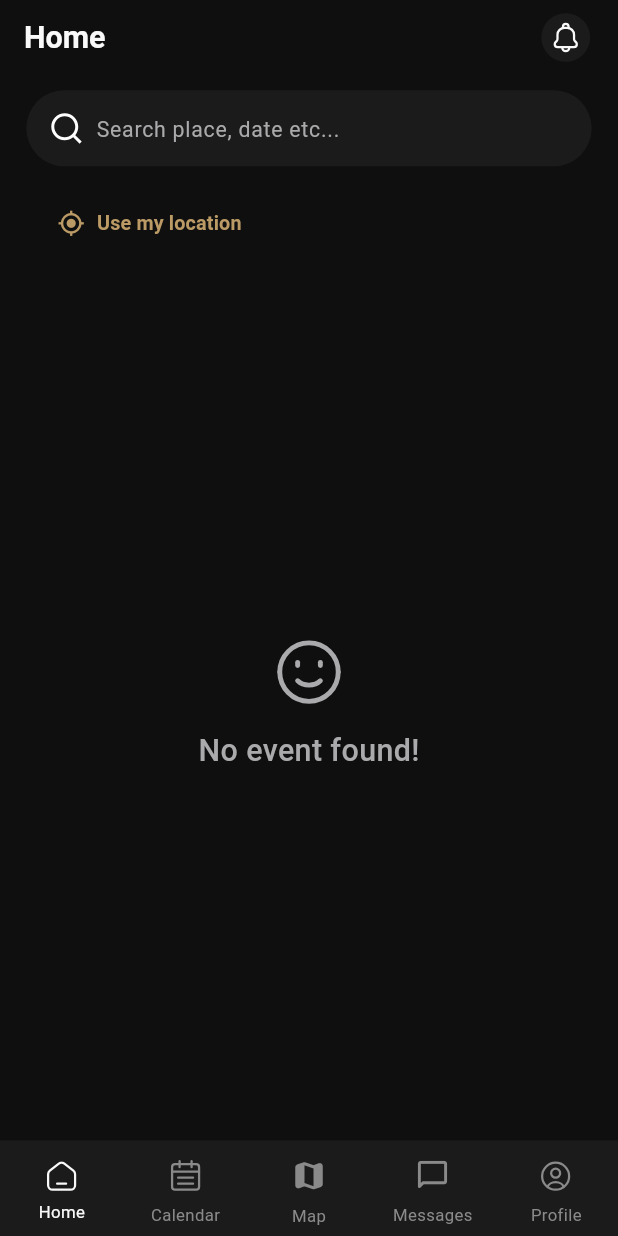
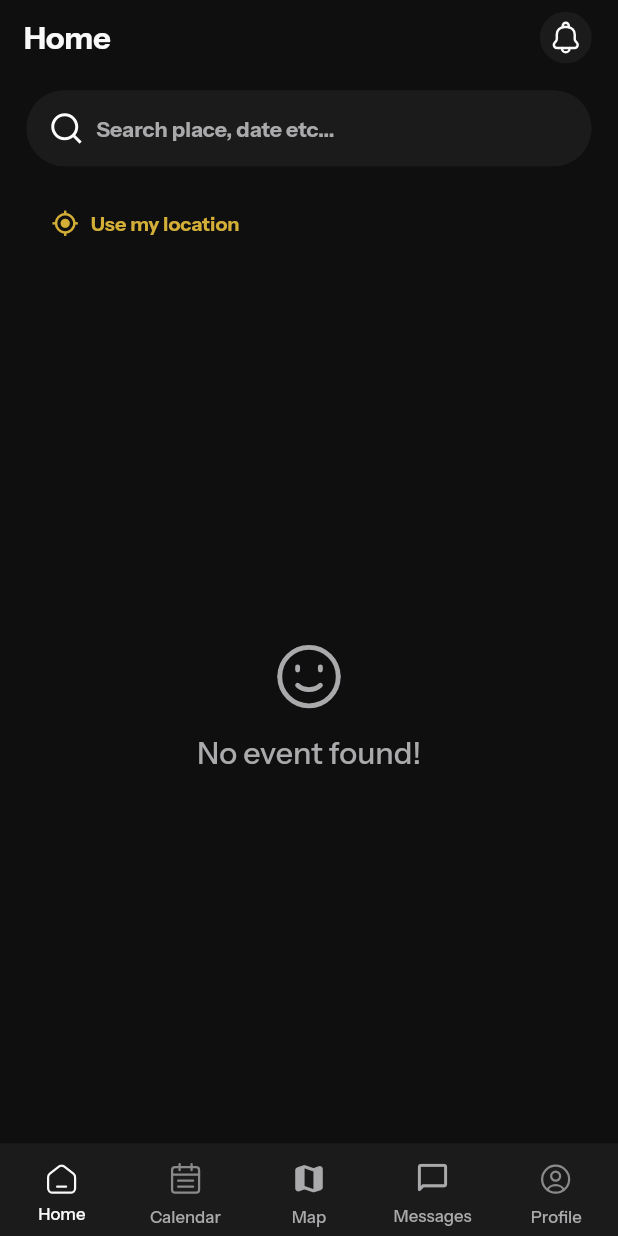
Before and after one commit to robbin-major/free2b, a Flutter app: the DashBoard screen opened by its route, on a phone screen of 412 x 824 dp. Run offline on Flutter 3.47's test engine with Material 3 defaults, Android fonts, the phone set to English and light mode, and no system bars; our stand-ins replace cached_network_image, cloud_firestore, dotted_line, dropdown_button2, firebase_analytics, firebase_auth and 17 more; missing offline and left inert: country_pickers, firebase_analytics_web, firebase_auth_web, firebase_core_web, google_sign_in_web, shared_preferences_web and 1 more; accounts and stored records are empty; statements that could not run were skipped; project files that could hold a hidden picture were left out.

Commit message:
Improve dark theme typography and map experience

```diff
--- a/lib/modules/dashboard/dash_board/presentation/dash_board.dart
+++ b/lib/modules/dashboard/dash_board/presentation/dash_board.dart
@@ -24,13 +24,17 @@ class DashBoard extends StatelessWidget {
     return Scaffold(
       bottomNavigationBar: Obx(
         () {
-          SystemChrome.setSystemUIOverlayStyle(SystemUiOverlayStyle(systemNavigationBarColor: AppColors.backgroundLightColor));
+          SystemChrome.setSystemUIOverlayStyle(
+            const SystemUiOverlayStyle(
+              systemNavigationBarColor: AppColors.surface,
+            ),
+          );
           return BottomNavigationBar(
             type: BottomNavigationBarType.fixed,
-            backgroundColor: AppColors.backgroundLightColor,
-            selectedItemColor: AppColors.textColor,
+            backgroundColor: AppColors.surface,
+            selectedItemColor: AppColors.textPrimary,
             currentIndex: _dashBoardController.currentIndex.value,
-            unselectedItemColor: AppColors.unselectedIconColor,
+            unselectedItemColor: AppColors.textSecondary,
             showUnselectedLabels: true,
             selectedLabelStyle: TextStyle(fontSize: 11.sp),
             unselectedLabelStyle: TextStyle(fontSize: 11.sp),
@@ -75,8 +79,8 @@ class DashBoard extends StatelessWidget {
                 icon: Icon(
                   Icons.map_rounded,
                   color: _dashBoardController.currentIndex.value == 2
-                      ? AppColors.yellowButtonColor
-                      : AppColors.unselectedIconColor,
+                      ? AppColors.primary
+                      : AppColors.textSecondary,
                   size: 24.sp,
                 ).paddingOnly(bottom: 6.h, top: 6.h),
                 label: AppString.map.tr,
@@ -86,8 +90,8 @@ class DashBoard extends StatelessWidget {
                 icon: Icon(
                   Icons.chat_bubble_outline_rounded,
                   color: _dashBoardController.currentIndex.value == 3
-                      ? AppColors.textColor
-                      : AppColors.unselectedIconColor,
+                      ? AppColors.textPrimary
+                      : AppColors.textSecondary,
                   size: 23.sp,
                 ).paddingOnly(bottom: 6.h, top: 6.h),
                 label: AppString.messages.tr,
--- a/lib/modules/dashboard/home/model/event_model.dart
+++ b/lib/modules/dashboard/home/model/event_model.dart
@@ -133,6 +133,7 @@ class EventModel {
         startDate: json["startDate"],
         endDate: json["endDate"] ?? json["endDateTime"] ?? json["endTime"],
         status: json["status"],
+        eventID: json["eventID"] ?? json["eventId"] ?? json["id"],
         // category: json["category"] == null ? [] : List<Category>.from(json["category"]!.map((x) => x)),
         category: json["category"] == null
             ? []
@@ -162,6 +163,7 @@ class EventModel {
         "startDate": startDate ?? '',
         "endDate": endDate ?? '',
         "status": status ?? '',
+        "eventID": eventID ?? '',
         "category": category == null
             ? []
             : List<dynamic>.from(category?.map((x) => x.toJson()) ?? []),
--- a/lib/utils/app_colors.dart
+++ b/lib/utils/app_colors.dart
@@ -1,19 +1,49 @@
 import 'package:flutter/material.dart';
 
-class AppColors {
-  static Color greenColor = const Color(0xFF0D6D3D);
-  static Color greenLightColor = const Color(0xFF0F8644);
-  static Color textColor = const Color(0xFFF9F9F9);
-  static Color unselectedIconColor = const Color(0xFF8A8A8A);
-  static Color textLightColor = const Color(0xFFAAAAAC);
-  static Color redColor = const Color(0xFFFF4444);
-  static Color dividerColor = const Color(0xFF1C1C1D);
-  static Color appThemeColor = const Color(0xFF436FEE);
-  static Color backgroundColor = const Color(0xFF0F0F10);
-  static Color linearColor = const Color(0xFF323233);
-  static Color backgroundLightColor = const Color(0xFF1B1B1B);
-  static Color disableButtonColor = const Color(0xFF4E4E4E);
-  static Color yellowButtonColor = const Color(0xFFBB9A65);
-  static Color bottomSheetColor = const Color(0xFF252525);
-  static Color calenderTextColor = const Color(0xFFF9F9F9);
+/// Free2B's semantic dark-mode palette.
+///
+/// New UI should use the semantic names at the top of this class. The aliases
+/// at the bottom keep older screens visually stable while they are migrated.
+abstract final class AppColors {
+  static const Color background = Color(0xFF0F0F10);
+  static const Color surface = Color(0xFF1B1B1B);
+  static const Color surfaceElevated = Color(0xFF252525);
+  static const Color primary = Color(0xFFD4AF37);
+  static const Color secondary = Color(0xFF5B23E5);
+  static const Color accent = Color(0xFFFF58F3);
+  static const Color textPrimary = Color(0xFFF9F9F9);
+  static const Color textSecondary = Color(0xFFAAAAAC);
+  static const Color border = Color(0xFF323233);
+  static const Color divider = Color(0xFF2A2A2B);
+  static const Color disabled = Color(0xFF4E4E4E);
+  static const Color success = Color(0xFF0F8644);
+  static const Color warning = Color(0xFFF6C453);
+  static const Color error = Color(0xFFFF5A5F);
+
+  // Map surfaces and states deliberately share the application palette.
+  static const Color mapBackground = Color(0xFF070A13);
+  static const Color mapSurface = Color(0xF20B0F18);
+  static const Color mapBorder = Color(0x29FFFFFF);
+  static const Color mapPrimary = secondary;
+  static const Color mapAccent = accent;
+  static const Color mapLocation = Color(0xFF2D9BFF);
+  static const Color mapWater = Color(0xFF06345D);
+
+  // Compatibility aliases for the original design system.
+  static const Color greenColor = Color(0xFF0D6D3D);
+  static const Color greenLightColor = success;
+  static const Color textColor = textPrimary;
+  static const Color unselectedIconColor = Color(0xFF8A8A8A);
+  static const Color textLightColor = textSecondary;
+  static const Color redColor = error;
+  static const Color dividerColor = divider;
+  static const Color appThemeColor = secondary;
+  static const Color backgroundColor = background;
+  static const Color linearColor = border;
+  static const Color backgroundLightColor = surface;
+  static const Color disableButtonColor = disabled;
+  static const Color yellowButtonColor = primary;
+  static const Color bottomSheetColor = surfaceElevated;
+  static const Color calenderTextColor = textPrimary;
+  static const Color blackColor = background;
 }
--- /dev/null
+++ b/lib/utils/app_typography.dart
@@ -0,0 +1,21 @@
+import 'package:flutter/material.dart';
+
+abstract final class AppTypography {
+  static const String fontFamily = 'InstrumentSans';
+
+  static const TextTheme textTheme = TextTheme(
+    displayLarge: TextStyle(fontSize: 32, fontWeight: FontWeight.w700),
+    displayMedium: TextStyle(fontSize: 28, fontWeight: FontWeight.w700),
+    headlineLarge: TextStyle(fontSize: 24, fontWeight: FontWeight.w700),
+    headlineMedium: TextStyle(fontSize: 20, fontWeight: FontWeight.w600),
+    titleLarge: TextStyle(fontSize: 18, fontWeight: FontWeight.w600),
+    titleMedium: TextStyle(fontSize: 16, fontWeight: FontWeight.w600),
+    titleSmall: TextStyle(fontSize: 14, fontWeight: FontWeight.w600),
+    bodyLarge: TextStyle(fontSize: 16, fontWeight: FontWeight.w400),
+    bodyMedium: TextStyle(fontSize: 14, fontWeight: FontWeight.w400),
+    bodySmall: TextStyle(fontSize: 12, fontWeight: FontWeight.w400),
+    labelLarge: TextStyle(fontSize: 14, fontWeight: FontWeight.w600),
+    labelMedium: TextStyle(fontSize: 12, fontWeight: FontWeight.w600),
+    labelSmall: TextStyle(fontSize: 11, fontWeight: FontWeight.w500),
+  );
+}
--- a/lib/widget/common_text.dart
+++ b/lib/widget/common_text.dart
@@ -36,12 +36,14 @@ class CommonText extends StatelessWidget {
 
   @override
   Widget build(BuildContext context) {
+    final TextStyle baseStyle =
+        Theme.of(context).textTheme.bodyMedium ?? const TextStyle();
     return Text(
       text.tr,
       textAlign: textAlign,
       maxLines: maxLine,
       softWrap: softWrap,
-      style: TextStyle(
+      style: baseStyle.copyWith(
         overflow: overflow,
         color: color ?? AppColors.textColor,
         fontSize: fontSize,
--- a/pubspec.yaml
+++ b/pubspec.yaml
@@ -18,7 +18,7 @@ publish_to: 'none' # Remove this line if you wish to publish to pub.dev
 version: 1.0.26+46
 
 environment:
-  sdk: ">=2.17.0 <3.0.0"
+  sdk: ">=3.7.0 <4.0.0"
 
 # Dependencies specify other packages that your package needs in order to work.
 # To automatically upgrade your package dependencies to the latest versions
```
Also changed, not shown: lib/free2b.dart (+3 -14 lines), lib/modules/dashboard/map/presentation/map_screen.dart (+49 -106 lines), lib/utils/app_theme.dart (added, +84 -0 lines).
